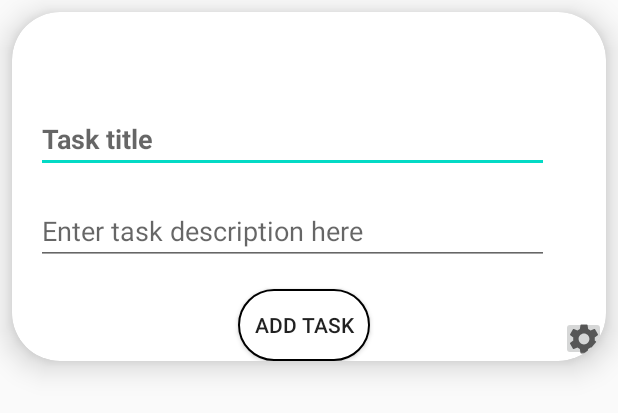
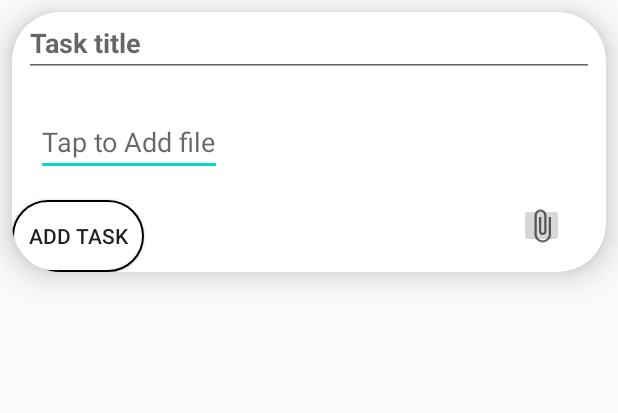
Before and after one commit to EportalProject2020/Eportal-2.0, an Android app: the layout tasks_row_item_manger.xml on its own in the app's theme, with its tools: preview values and no code run, on a phone screen of 412 x 824 dp. Shown: the top 413 px of the screen. Run offline under Robolectric (Android 15) with nearby library versions, the phone set to English and light mode, and no system bars.

Commit message:
PDF Task Can be Stored in FireBase

```diff
--- a/app/build.gradle
+++ b/app/build.gradle
@@ -21,7 +21,8 @@
         }
     }
 }
-
+apply plugin: 'com.android.application'
+apply plugin: 'com.google.gms.google-services'
 dependencies {
     implementation fileTree(dir: "libs", include: ["*.jar"])
     implementation 'androidx.appcompat:appcompat:1.2.0'
@@ -32,6 +33,7 @@
     implementation 'com.squareup.retrofit2:retrofit:2.6.0'
     implementation 'com.squareup.retrofit2:converter-gson:2.6.0'
     implementation 'com.google.firebase:firebase-auth:20.0.4'
+    implementation 'com.google.firebase:firebase-database'
     testImplementation 'junit:junit:4.12'
     androidTestImplementation 'androidx.test.ext:junit:1.1.2'
     androidTestImplementation 'androidx.test.espresso:espresso-core:3.3.0'
@@ -40,6 +42,8 @@
     implementation 'com.google.firebase:firebase-analytics'
     implementation 'com.google.firebase:firebase-firestore'
     implementation 'com.google.firebase:firebase-core:18.0.3'
+    implementation 'com.google.firebase:firebase-storage'
+
 
 }
 apply plugin: 'com.google.gms.google-services'
--- a/app/src/main/AndroidManifest.xml
+++ b/app/src/main/AndroidManifest.xml
@@ -3,6 +3,7 @@
     package="com.project.eportal">
 
     <uses-permission android:name="android.permission.INTERNET" />
+    <uses-permission android:name="android.permission.MANAGE_EXTERNAL_STORAGE"/>
 
     <application
         android:allowBackup="true"
@@ -11,7 +12,8 @@
         android:roundIcon="@mipmap/ic_launcher_round"
         android:supportsRtl="true"
         android:theme="@style/AppTheme">
-        <activity android:name=".manager.ItRequestsMangerActivity"></activity>
+        <activity android:name=".manager.MakeTasksActivity"></activity>
+        <activity android:name=".manager.ItRequestsMangerActivity" />
         <activity android:name=".employee.SendItRequestActivity" />
         <activity android:name=".employee.TasksActivity" />
         <activity android:name=".manager.AddTaskActivity" />
--- a/app/src/main/java/com/project/eportal/MainActivity.java
+++ b/app/src/main/java/com/project/eportal/MainActivity.java
@@ -8,6 +8,7 @@
 
 import com.project.eportal.employee.EmployeeLogin;
 import com.project.eportal.manager.AdminLogin;
+import com.project.eportal.manager.ManagerDashboard;
 
 public class MainActivity extends AppCompatActivity {
 
@@ -24,7 +25,7 @@
     }
 
     public void AdminButton(View view) {
-        Intent intent = new Intent(MainActivity.this, AdminLogin.class);
+        Intent intent = new Intent(MainActivity.this, ManagerDashboard.class);
         startActivity(intent);
 
     }
--- a/app/src/main/java/com/project/eportal/manager/ManagerDashboard.java
+++ b/app/src/main/java/com/project/eportal/manager/ManagerDashboard.java
@@ -53,7 +53,7 @@
 
     public void createTask(View view) {
 
-        Intent intent = new Intent(ManagerDashboard.this,AddTaskActivity.class);
+        Intent intent = new Intent(ManagerDashboard.this,MakeTasksActivity.class);
         startActivity(intent);
 
     }
--- /dev/null
+++ b/app/src/main/res/drawable/ic_attach_file.xml
@@ -0,0 +1,10 @@
+<vector xmlns:android="http://schemas.android.com/apk/res/android"
+    android:width="24dp"
+    android:height="24dp"
+    android:viewportWidth="24"
+    android:viewportHeight="24"
+    android:tint="?attr/colorControlNormal">
+  <path
+      android:fillColor="@android:color/white"
+      android:pathData="M16.5,6v11.5c0,2.21 -1.79,4 -4,4s-4,-1.79 -4,-4V5c0,-1.38 1.12,-2.5 2.5,-2.5s2.5,1.12 2.5,2.5v10.5c0,0.55 -0.45,1 -1,1s-1,-0.45 -1,-1V6H10v9.5c0,1.38 1.12,2.5 2.5,2.5s2.5,-1.12 2.5,-2.5V5c0,-2.21 -1.79,-4 -4,-4S7,2.79 7,5v12.5c0,3.04 2.46,5.5 5.5,5.5s5.5,-2.46 5.5,-5.5V6h-1.5z"/>
+</vector>
--- a/app/src/main/res/layout/tasks_row_item_manger.xml
+++ b/app/src/main/res/layout/tasks_row_item_manger.xml
@@ -24,39 +24,27 @@
             app:layout_constraintTop_toTopOf="parent">
 
             <EditText
-                android:id="@+id/edt_task_title"
-                android:layout_width="match_parent"
-                android:layout_height="wrap_content"
-                android:layout_margin="8dp"
-                android:autofillHints=""
-                android:inputType="text"
-                android:paddingTop="8dp"
-                android:textColor="@color/Black"
-                android:textSize="18sp"
-                android:textStyle="bold"
-                tools:hint="Task title "
-                tools:ignore="LabelFor" />
-
-            <EditText
-                android:id="@+id/edt_task_desc"
+                android:id="@+id/edt_task_add_file"
                 android:layout_width="match_parent"
                 android:layout_height="wrap_content"
                 android:layout_gravity="center"
                 android:layout_margin="8dp"
                 android:autofillHints=""
                 android:inputType="text"
-                tools:hint="Enter task description here"
+                tools:hint="Tap to Add file"
                 tools:ignore="LabelFor" />
 
         </LinearLayout>
 
         <ImageButton
-            android:id="@+id/imageButton"
+            android:id="@+id/img_btn_attach"
             android:layout_width="30dp"
             android:layout_height="30dp"
             android:layout_gravity="bottom"
+            android:layout_marginEnd="28dp"
+            android:layout_marginBottom="16dp"
             android:contentDescription="@string/meeting_settings"
-            android:src="@drawable/ic_baseline_settings_24"
+            android:src="@drawable/ic_attach_file"
             app:layout_constraintBottom_toBottomOf="parent"
             app:layout_constraintEnd_toEndOf="parent" />
 
@@ -72,6 +60,22 @@
             app:layout_constraintStart_toStartOf="parent"
             app:layout_constraintTop_toBottomOf="@+id/ll_text" />
 
+        <EditText
+            android:id="@+id/edt_task_title"
+            android:layout_width="match_parent"
+            android:layout_height="wrap_content"
+            android:layout_margin="8dp"
+            android:autofillHints=""
+            android:inputType="text"
+            android:paddingTop="8dp"
+            android:textColor="@color/Black"
+            android:textSize="18sp"
+            android:textStyle="bold"
+            tools:hint="Task title "
+            tools:ignore="LabelFor"
+            tools:layout_editor_absoluteX="10dp"
+            tools:layout_editor_absoluteY="22dp" />
+
 
     </androidx.constraintlayout.widget.ConstraintLayout>
 </androidx.cardview.widget.CardView>
```
Also changed, not shown: app/src/main/java/com/project/eportal/PutPdf.java (added, +31 -0 lines), app/src/main/java/com/project/eportal/employee/ItRequestAdapterEmployee.java (+14 -4 lines), app/src/main/java/com/project/eportal/manager/MakeTasksActivity.java (added, +126 -0 lines), app/src/main/java/com/project/eportal/manager/TaskAdapterManger.java (+51 -4 lines), app/src/main/res/layout/activity_make_tasks.xml (added, +31 -0 lines), app/src/main/res/layout/it_requests_list_employee.xml (+5 -5 lines), 1 other file.
